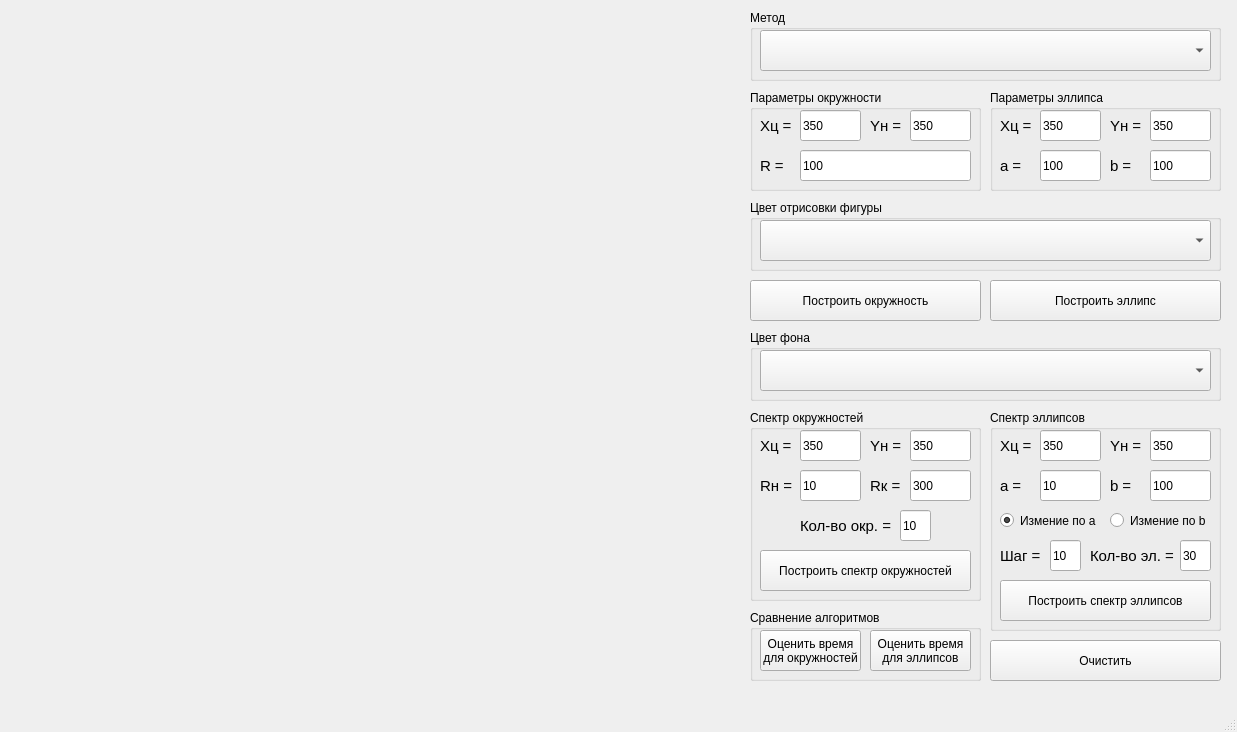
This is Lab4/mainwindow.ui in Inlucker/ComputerGraphics as Qt 5 draws it before an edit. The edited form follows.
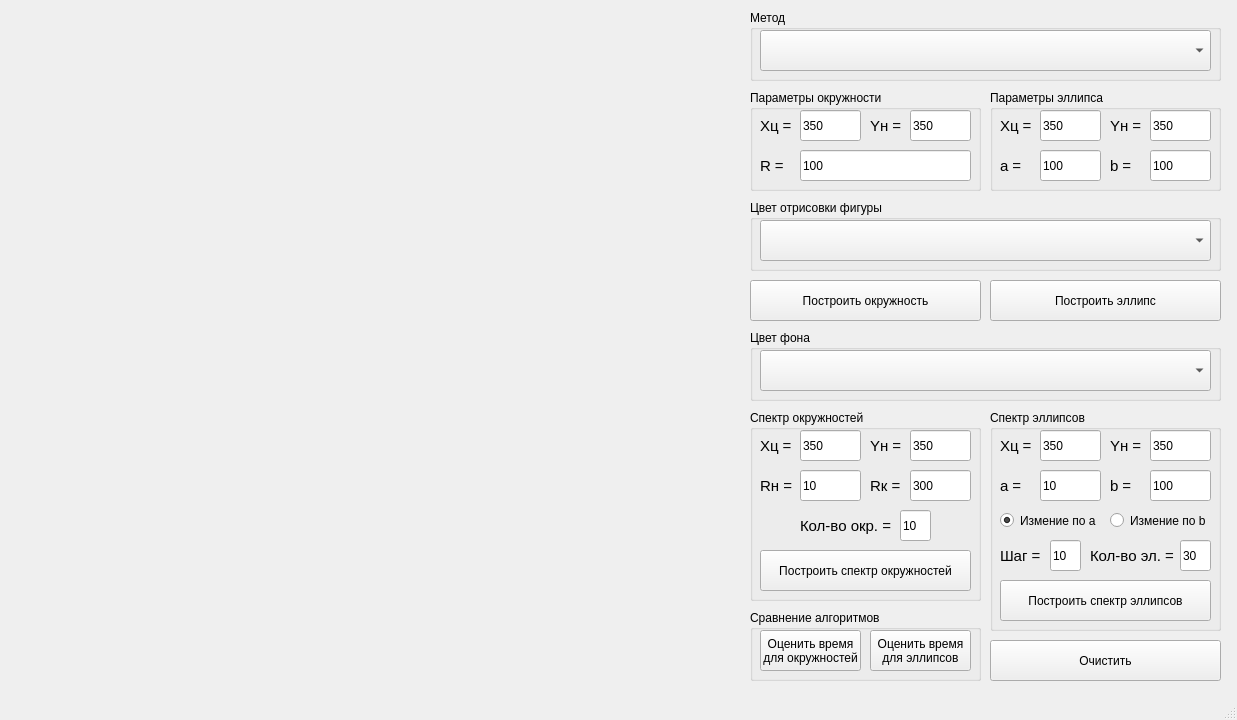
This is the edited form.

Commit message: added circle midpoint alg

Diff of the .ui file:
```diff
--- a/Lab4/mainwindow.ui
+++ b/Lab4/mainwindow.ui
@@ -7,7 +7,7 @@
     <x>0</x>
     <y>0</y>
     <width>1237</width>
-    <height>732</height>
+    <height>720</height>
    </rect>
   </property>
   <property name="windowTitle">
```
The commit also changes 1 other file.
